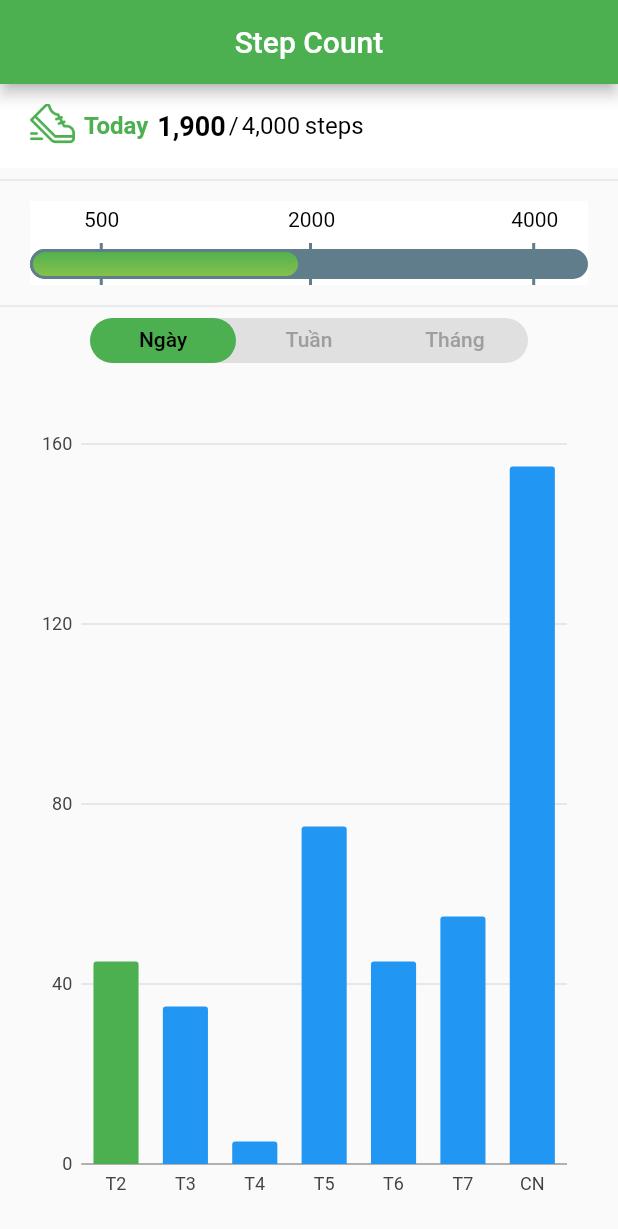
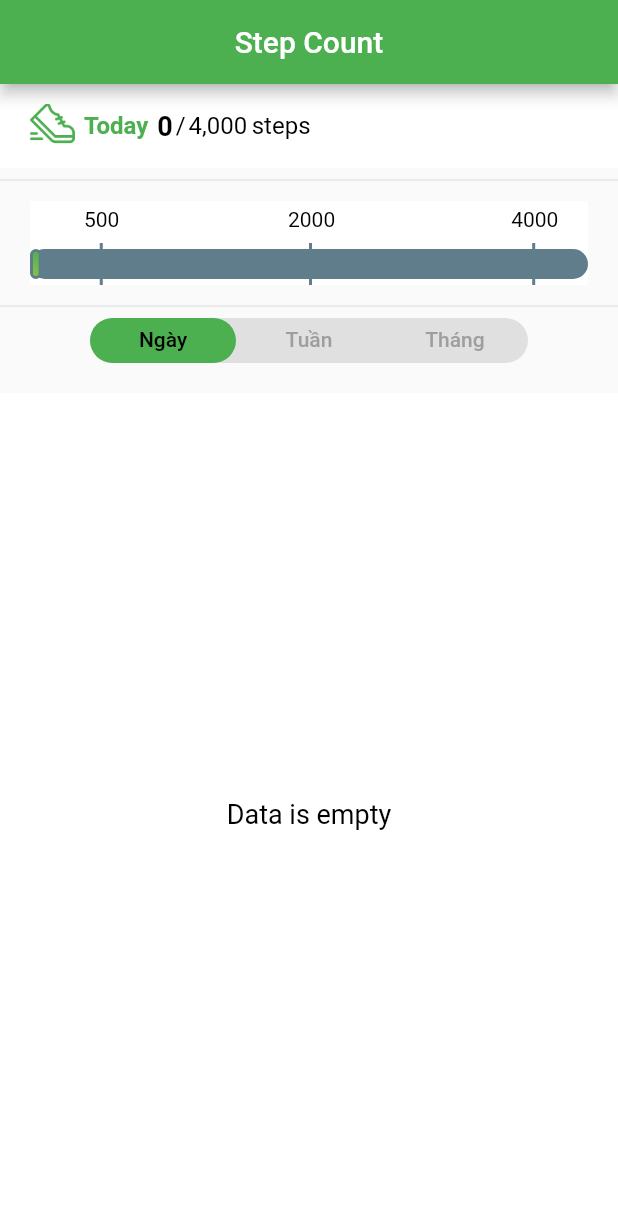
Before and after one commit to nhatbui23988/flutter_pedometer, a Flutter app: the screen it shows after launch, on a phone screen of 412 x 824 dp. Shown: the top 1229 px of the screen. Run offline on Flutter 3.47's test engine with Material 2 defaults, Android fonts, the phone set to English and light mode, and no system bars; our stand-ins replace charts_flutter, floor, fluttertoast, pedometer, sqflite; missing offline and left inert: week_of_year; accounts and stored records are empty; generated files the repository leaves out were written again.

```diff
--- a/lib/main.dart
+++ b/lib/main.dart
@@ -1,47 +1,85 @@
+import 'dart:async';
 import 'package:charts_flutter/flutter.dart' as chart;
+import 'package:count_step_tracking/data/AppDatabase.dart';
+import 'package:count_step_tracking/data/DataManager.dart';
 import 'package:count_step_tracking/extensions/IntExtension.dart';
+import 'package:count_step_tracking/model/StepRecord.dart';
 import 'package:count_step_tracking/utils/AppColors.dart';
 import 'package:count_step_tracking/utils/AppImage.dart';
+import 'package:count_step_tracking/utils/DateUtils.dart';
 import 'package:flutter/cupertino.dart';
 import 'package:flutter/material.dart';
+import 'package:pedometer/pedometer.dart';
+import 'package:fluttertoast/fluttertoast.dart';
 
-void main() {
-  runApp(MaterialApp(home: MyApp()));
+//export PATH="$PATH:/Users/NhatBui/flutter/bin"
+//flutter packages pub run build_runner build
+void main() async {
+  WidgetsFlutterBinding.ensureInitialized();
+  await DataManager().initDatabase();
+  runApp(MaterialApp(home: StepCountHomePage()));
 }
 
-class MyApp extends StatefulWidget {
+class StepCountHomePage extends StatefulWidget {
+  const StepCountHomePage();
+
   @override
-  MyStateApp createState() {
-    return MyStateApp();
+  HomePageState createState() {
+    return HomePageState();
   }
 }
-const int _maxTargetSteps = 4000;
-class MyStateApp extends State<MyApp> with SingleTickerProviderStateMixin {
+
+const int MAX_TARGET_DAILY_STEP = 4000;
+
+class HomePageState extends State<StepCountHomePage>
+    with SingleTickerProviderStateMixin {
   /// quản lý số lượng tab và điều hướng tab bar và tab view tương ứng
   late TabController _tabController;
-  int _currentSteps = 100;
+  int _todaySteps = 0;
+
   // điều chỉnh vị trí thanh divider target lớn nhất
-  int _maxDisplayTargetValue = (_maxTargetSteps*0.9).toInt();
+  int _maxDisplayTargetValue = (MAX_TARGET_DAILY_STEP * 0.9).toInt();
+
   // giá trị nhỏ nhất hiển thị trên thanh progress bar
-  int _minDisplayValue = (_maxTargetSteps*0.01).toInt();
+  int _minDisplayValue = (MAX_TARGET_DAILY_STEP * 0.01).toInt();
   double _spacingHorizontal = 20;
+
   // màu của progress bar
   Color _progressBarColor = Colors.blueGrey;
+
   // màu của thanh progress hiện tại
   Gradient _currentProgressBarColor = AppColors.progressBarGradient;
   String _title = "Step Count";
+
+  bool _isLoading = false;
+  bool _isEmptyData = true;
+
   /// các mốc mục tiêu bước
   List<int> _listTarget = [500, 2000, 4000];
+  List<StepRecord?> _stepRecordsOfWeek = [];
+
+  // pedometer
+  late Stream<StepCount> _stepCountStream;
+  late Stream<PedestrianStatus> _pedestrianStatusStream;
 
   @override
   void initState() {
+    getTodayStepCount();
+    _stepRecordsOfWeek = AppDateUtils.generateStepRecordsOfWeek();
     _tabController = TabController(length: 3, vsync: this);
     super.initState();
+    // initPlatformState();
+  }
+
+  getTodayStepCount() async {
+    var steps = await DataManager().getStepRecordToday();
+    setState(() {
+      _todaySteps = steps;
+    });
   }
 
   @override
   Widget build(BuildContext context) {
-    _currentSteps = 1900;
     return Scaffold(
       appBar: AppBar(
           title: Text(_title),
@@ -95,12 +133,13 @@ class MyStateApp extends State<MyApp> with SingleTickerProviderStateMixin {
         child: TabBarView(
           controller: _tabController,
           children: [
-            _buildStepCountChart(_generateSimpleData()),
-            _buildStepCountChart(_generateSimpleData()),
-            _buildStepCountChart(_generateSimpleData()),
+            _buildStepCountChart(_chartDataOfWeek()),
+            Container(),
+            Container()
           ],
         ),
       );
+
   /// Hiển thị số bước chân trong ngày (text)
   Widget _buildTodayStepsCount() {
     return Container(
@@ -130,7 +169,7 @@ class MyStateApp extends State<MyApp> with SingleTickerProviderStateMixin {
             width: 6,
           ),
           Text(
-            "${_currentSteps.formatPointNumber()}",
+            "${_todaySteps.formatPointNumber()}",
             style: TextStyle(
                 fontSize: 18,
                 color: Colors.black,
@@ -151,7 +190,7 @@ class MyStateApp extends State<MyApp> with SingleTickerProviderStateMixin {
             width: 2,
           ),
           Text(
-            "${_maxTargetSteps.formatPointNumber()}",
+            "${MAX_TARGET_DAILY_STEP.formatPointNumber()}",
             style: TextStyle(
                 fontSize: 16,
                 color: Colors.black,
@@ -174,19 +213,23 @@ class MyStateApp extends State<MyApp> with SingleTickerProviderStateMixin {
 
   /// Hiển thị số bước chân trong ngày dưới dạng progress bar
   Widget _buildStepsCountProgress() {
-    return LayoutBuilder(
-      builder: (buildContext, constraints) {
+    return LayoutBuilder(builder: (buildContext, constraints) {
       var bodyWidth = constraints.maxWidth - _spacingHorizontal * 2;
       return Container(
-          margin: EdgeInsets.symmetric(vertical: 6, horizontal: _spacingHorizontal),
+        margin:
+            EdgeInsets.symmetric(vertical: 6, horizontal: _spacingHorizontal),
         height: kToolbarHeight,
         color: Colors.white,
         child: Column(
           children: [
-              Expanded(child: Container(
+            Expanded(
+                child: Container(
               alignment: Alignment.centerLeft,
               child: Stack(
-                  children: _listTarget.map((targetValue) => _buildTextTargetValue(bodyWidth, targetValue)).toList(),
+                children: _listTarget
+                    .map((targetValue) =>
+                        _buildTextTargetValue(bodyWidth, targetValue))
+                    .toList(),
               ),
             )),
             SizedBox(height: 3),
@@ -196,15 +239,15 @@ class MyStateApp extends State<MyApp> with SingleTickerProviderStateMixin {
                 children: [
                   _buildListTargetDivider(bodyWidth, _listTarget),
                   _buildProgressBar(),
-                    _buildCurrentProgressBar(bodyWidth, _currentSteps, _maxTargetSteps),
+                  _buildCurrentProgressBar(
+                      bodyWidth, _todaySteps, MAX_TARGET_DAILY_STEP),
                 ],
               ),
             ),
           ],
         ),
       );
-      }
-    );
+    });
   }
 
   /// Hiển thị mục tiêu số bước chân = progress bar
@@ -217,10 +260,14 @@ class MyStateApp extends State<MyApp> with SingleTickerProviderStateMixin {
       );
 
   /// Hiển thị quá trình bước chân hiện tại
-  Widget _buildCurrentProgressBar(double bodyWidth, int currentValue, int maxTargetValue) {
+  Widget _buildCurrentProgressBar(
+      double bodyWidth, int currentValue, int maxTargetValue) {
     double borderSide = 2;
-    int currentStepDisplay = currentValue.compareTo(_minDisplayValue) == 1  ? currentValue : _minDisplayValue;
-    var currentWidth = bodyWidth *(currentStepDisplay / maxTargetValue) + (borderSide * 2) ;
+    int currentStepDisplay = currentValue.compareTo(_minDisplayValue) == 1
+        ? currentValue
+        : _minDisplayValue;
+    var currentWidth =
+        bodyWidth * (currentStepDisplay / maxTargetValue) + (borderSide * 2);
     return Container(
         width: currentWidth,
         height: 20,
@@ -232,16 +279,20 @@ class MyStateApp extends State<MyApp> with SingleTickerProviderStateMixin {
   }
 
   /// Hiển thị các mốc mục tiêu
-  Widget _buildListTargetDivider(double bodyWidth, List<int> listTargetValue){
-    return Stack(children: listTargetValue.map((targetValue) => _buildTargetDivider(bodyWidth, targetValue)).toList());
+  Widget _buildListTargetDivider(double bodyWidth, List<int> listTargetValue) {
+    return Stack(
+        children: listTargetValue
+            .map((targetValue) => _buildTargetDivider(bodyWidth, targetValue))
+            .toList());
   }
 
   /// Mốc mục tiêu
   Widget _buildTargetDivider(double bodyWidth, int targetValue) {
-    if(targetValue > _maxDisplayTargetValue) targetValue = _maxDisplayTargetValue;
+    if (targetValue > _maxDisplayTargetValue)
+      targetValue = _maxDisplayTargetValue;
     return Container(
-      margin:
-      EdgeInsets.only(left: bodyWidth * (targetValue / _maxTargetSteps)),
+      margin: EdgeInsets.only(
+          left: bodyWidth * (targetValue / MAX_TARGET_DAILY_STEP)),
       height: 28,
       width: 2,
       color: _progressBarColor,
@@ -251,12 +302,15 @@ class MyStateApp extends State<MyApp> with SingleTickerProviderStateMixin {
   /// Text thể hiện giá trị mục tiêu
   Widget _buildTextTargetValue(double bodyWidth, int targetValue) {
     double textSize = 14;
-    int displayValue = (targetValue.compareTo(_maxDisplayTargetValue) == 1) ? _maxDisplayTargetValue : targetValue;
+    int displayValue = (targetValue.compareTo(_maxDisplayTargetValue) == 1)
+        ? _maxDisplayTargetValue
+        : targetValue;
     var textLength = targetValue.toString().length;
     var textSpacing = (textLength / 2) * (textSize / 2);
     return Container(
       margin: EdgeInsets.only(
-          left: bodyWidth * ( displayValue / _maxTargetSteps) - textSpacing),
+          left:
+              bodyWidth * (displayValue / MAX_TARGET_DAILY_STEP) - textSpacing),
       child: Text(
         "$targetValue",
         style: TextStyle(
@@ -268,41 +322,105 @@ class MyStateApp extends State<MyApp> with SingleTickerProviderStateMixin {
   }
 
   /// Hiển thị quá trình số bước chân dạng Chart
-  Widget _buildStepCountChart(List<chart.Series<StepCountData, String>> listData) => Container(padding: EdgeInsets.symmetric(horizontal: _spacingHorizontal, vertical: _spacingHorizontal), child: chart.BarChart(listData, animate: false,),);
+  Widget _buildStepCountChart(
+          List<chart.Series<StepRecord?, String>> listData) =>
+      Stack(
+        children: [
+          Container(
+            padding: EdgeInsets.symmetric(
+                horizontal: _spacingHorizontal, vertical: _spacingHorizontal),
+            child: chart.BarChart(
+              listData,
+              animate: false,
+            ),
+          ),
+          Visibility(
+            child: Container(
+              color: Colors.white,
+              child: Center(
+                child: Text(
+                  "Data is empty",
+                  style: TextStyle(
+                      fontSize: 18,
+                      decoration: TextDecoration.none,
+                      color: Colors.black),
+                ),
+              ),
+            ),
+            visible: _isEmptyData,
+          ),
+          Visibility(
+            child: Container(
+              color: Colors.white,
+              child: Center(
+                child: CircularProgressIndicator(),
+              ),
+            ),
+            visible: _isLoading,
+          )
+        ],
+      );
 
-  List<chart.Series<StepCountData, String>> _generateSimpleData() {
-    final listData = [
-      StepCountData("T2", 45),
-      StepCountData("T3", 35),
-      StepCountData("T4", 5),
-      StepCountData("T5", 75),
-      StepCountData("T6", 45),
-      StepCountData("T7", 55),
-      StepCountData("CN", 155),
-    ];
-    String currentDays = "T2";
+  List<chart.Series<StepRecord?, String>> _chartDataOfWeek() {
+    var today = DateTime.now();
     return [
-      chart.Series<StepCountData, String>(
+      chart.Series<StepRecord?, String>(
           id: "Data",
-          colorFn: (StepCountData data, __) {
-            if (data.time == currentDays) {
+          colorFn: (StepRecord? data, __) {
+            if (data?.day == today.day) {
               return chart.MaterialPalette.green.shadeDefault;
             } else
               return chart.MaterialPalette.blue.shadeDefault;
           },
           // vừa là display name, vừa là ID,
           // nếu trong list data có 1 data cùng domainFn thì data add sau sẽ thực hiện ghi đè lên data cũ có cùng domainFn
-          domainFn: (StepCountData data, _) => "${data.time}",
+          domainFn: (StepRecord? data, index) =>
+              "${AppDateUtils.getDayName(index != null ? index + 1 : 0)}",
           // giá trị để hiển thị ( display value)
-          measureFn: (StepCountData data, _) => data.value,
-          data: listData)
+          measureFn: (StepRecord? data, _) => data?.count,
+          data: _stepRecordsOfWeek)
     ];
   }
+
+  /// pedometer
+  Future<void> initPlatformState() async {
+    /// Init streams
+    _pedestrianStatusStream = Pedometer.pedestrianStatusStream;
+    _stepCountStream = Pedometer.stepCountStream;
+
+    /// Listen to streams and handle errors
+    _stepCountStream.listen(onStepCount).onError(onStepCountError);
+    _pedestrianStatusStream
+        .listen(onPedestrianStatusChanged)
+        .onError(onPedestrianStatusError);
   }
 
-class StepCountData {
-  final String time;
-  final int value;
+  void onStepCount(StepCount event) {
+    int steps = event.steps;
+    setState(() async {
+      _todaySteps = steps;
+      _isLoading = true;
+      _stepRecordsOfWeek = await DataManager().getStepRecordOfWeek();
+      _isEmptyData = _stepRecordsOfWeek.isEmpty;
+      _isLoading = false;
+    });
+    DataManager().updateStepRecord(_todaySteps);
+  }
 
-  const StepCountData(this.time, this.value);
+  void onPedestrianStatusChanged(PedestrianStatus event) {
+    /// Handle status changed
+    String status = event.status;
+    // Fluttertoast.showToast(msg: status);
   }
+
+  void onPedestrianStatusError(error) {
+    Fluttertoast.showToast(msg: error.toString());
+  }
+
+  void onStepCountError(error) {
+    Fluttertoast.showToast(msg: error.toString());
+    setState(() async {
+      _stepRecordsOfWeek = await DataManager().getStepRecordOfWeek();
+    });
+  }
+}
--- /dev/null
+++ b/lib/model/StepRecord.dart
@@ -0,0 +1,27 @@
+
+import 'package:floor/floor.dart';
+const TABLE_STEP_RECORD = "StepRecord";
+const COLUMN_DAY = "day";
+const COLUMN_WEEK_OF_YEAR = "weekOfYear";
+const COLUMN_MONTH = "month";
+const COLUMN_YEAR = "year";
+const COLUMN_COUNT = "count";
+const DROP_TABLE_IF_EXIST_QUERY = "DROP TABLE IF EXISTS $TABLE_STEP_RECORD";
+const CREATE_TABLE_QUERY = "CREATE TABLE IF NOT EXISTS $TABLE_STEP_RECORD ($COLUMN_DAY INTEGER, $COLUMN_WEEK_OF_YEAR INTEGER, $COLUMN_MONTH INTEGER, $COLUMN_YEAR INTEGER, $COLUMN_COUNT INTEGER,  PRIMARY KEY ($COLUMN_DAY, $COLUMN_WEEK_OF_YEAR, $COLUMN_MONTH, $COLUMN_YEAR))";
+@entity
+class StepRecord {
+  @primaryKey
+  final int day;
+  @primaryKey
+  final int month;
+  @primaryKey
+  final int year;
+  @primaryKey
+  final int weekOfYear;
+
+  final int count;
+
+  StepRecord(this.day, this.weekOfYear, this.month, this.year,this.count);
+
+
+}
--- /dev/null
+++ b/lib/utils/DateUtils.dart
@@ -0,0 +1,41 @@
+import 'package:week_of_year/week_of_year.dart';
+import 'package:count_step_tracking/model/StepRecord.dart';
+
+class AppDateUtils {
+  static String getDayName(int? day) {
+    switch (day) {
+      case 1:
+        return "Mon";
+      case 2:
+        return "Tue";
+      case 3:
+        return "Wed";
+      case 4:
+        return "Thu";
+      case 5:
+        return "Fri";
+      case 6:
+        return "Sar";
+      case 7:
+        return "Sun";
+      default:
+        return "";
+    }
+  }
+
+  static List<StepRecord> generateStepRecordsOfWeek(){
+    // print("generateStepRecordsOfWeek");
+    var today = DateTime.now();
+    // print("today: ${today.day}/${today.month}/${today.year} - weekDay: ${AppDateUtils.getDayName(today.weekday)} - WeekOfYear ${today.weekOfYear}");
+    var firstDayOfWeek = today.subtract(Duration(days: today.weekday-1));
+    // print("firstDayOfWeek: ${firstDayOfWeek.day}/${firstDayOfWeek.month}/${firstDayOfWeek.year} - weekDay: ${AppDateUtils.getDayName(firstDayOfWeek.weekday)} - WeekOfYear ${firstDayOfWeek.weekOfYear}");
+    // print("generate days");
+    return List<StepRecord>.generate(7, (index)
+    {
+      // print("#index $index");
+      var day = firstDayOfWeek.add(Duration(days: index));
+      // print("day: ${day.day}/${day.month}/${day.year} - weekDay: ${AppDateUtils.getDayName(day.weekday)} - WeekOfYear ${day.weekOfYear}");
+      return StepRecord(day.day, 0, 0, 0, 0);
+    });
+  }
+}
```
Also changed, not shown: lib/dao/StepRecordDao.dart (added, +28 -0 lines), lib/data/AppDatabase.dart (added, +14 -0 lines), lib/data/DataManager.dart (added, +76 -0 lines), lib/utils/DatabaseHelper.dart (added, +21 -0 lines), pubspec.yaml (+5 -3 lines), lib/data/AppDatabase.g.dart (added), pubspec.lock. Lines whose indentation alone changed are shown as unchanged.
